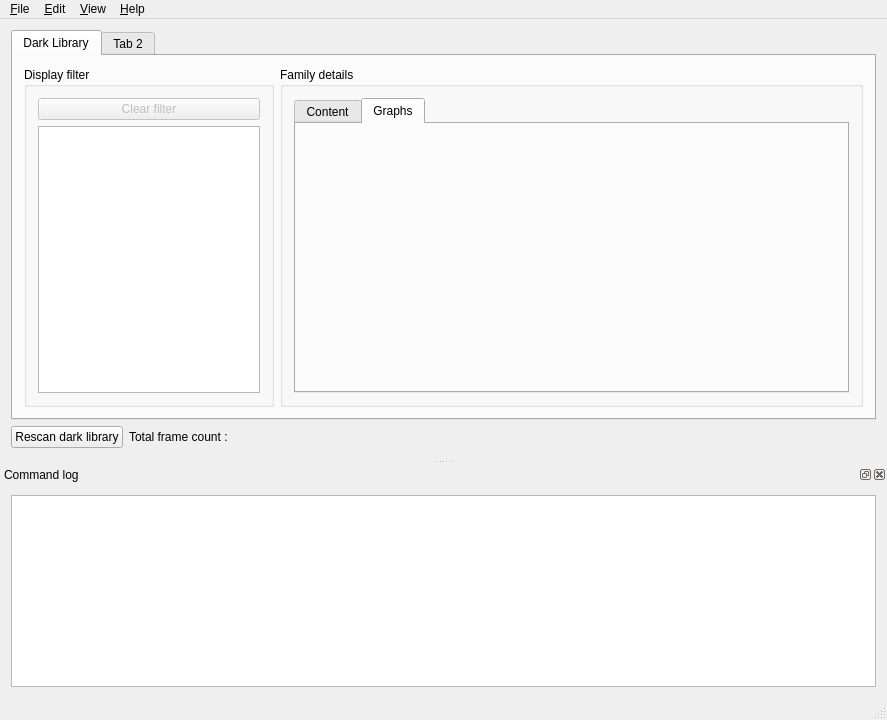
Above: src/gui/forms/mainWindow.ui from deufrai/astrawdark-src before the change. Below: the same form after it.
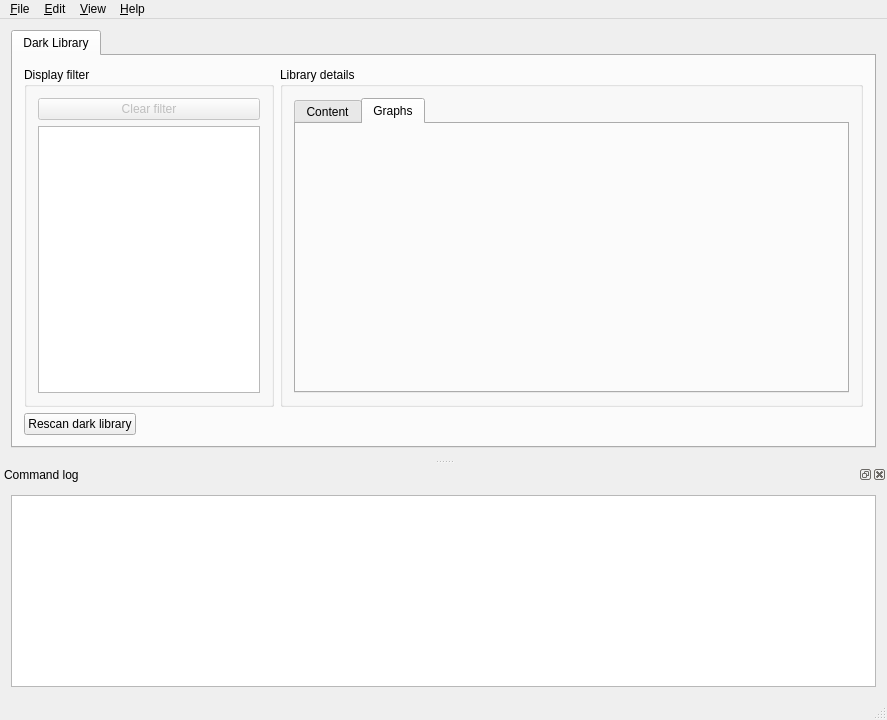
That is the form after the change. The open tabs and pages were chosen to show the change.

Commit message: ARD-50: Display dark library count on tab index

```diff
--- a/src/gui/forms/mainWindow.ui
+++ b/src/gui/forms/mainWindow.ui
@@ -68,7 +68,7 @@
           <item>
            <widget class="QGroupBox" name="groupBox_2">
             <property name="title">
-             <string>Family details</string>
+             <string>Library details</string>
             </property>
             <layout class="QGridLayout" name="gridLayout_4">
              <item row="0" column="0">
@@ -111,15 +111,6 @@
           </item>
          </layout>
         </item>
-       </layout>
-      </widget>
-      <widget class="QWidget" name="tab_2">
-       <attribute name="title">
-        <string>Tab 2</string>
-       </attribute>
-      </widget>
-     </widget>
-    </item>
     <item row="2" column="0">
      <layout class="QHBoxLayout" name="horizontalLayout">
       <item>
@@ -132,13 +123,6 @@
         </property>
        </widget>
       </item>
-      <item>
-       <widget class="QLabel" name="lblDarkCount">
-        <property name="text">
-         <string>Total frame count : </string>
-        </property>
-       </widget>
-      </item>
       <item>
        <spacer name="horizontalSpacer">
         <property name="orientation">
@@ -153,6 +137,10 @@
        </spacer>
       </item>
      </layout>
+        </item>
+       </layout>
+      </widget>
+     </widget>
     </item>
    </layout>
   </widget>
```
Left out of the diff: 12 changed lines with no effect on the pictures. Lines whose indentation alone changed are shown as unchanged. The commit also changes 1 other file.
